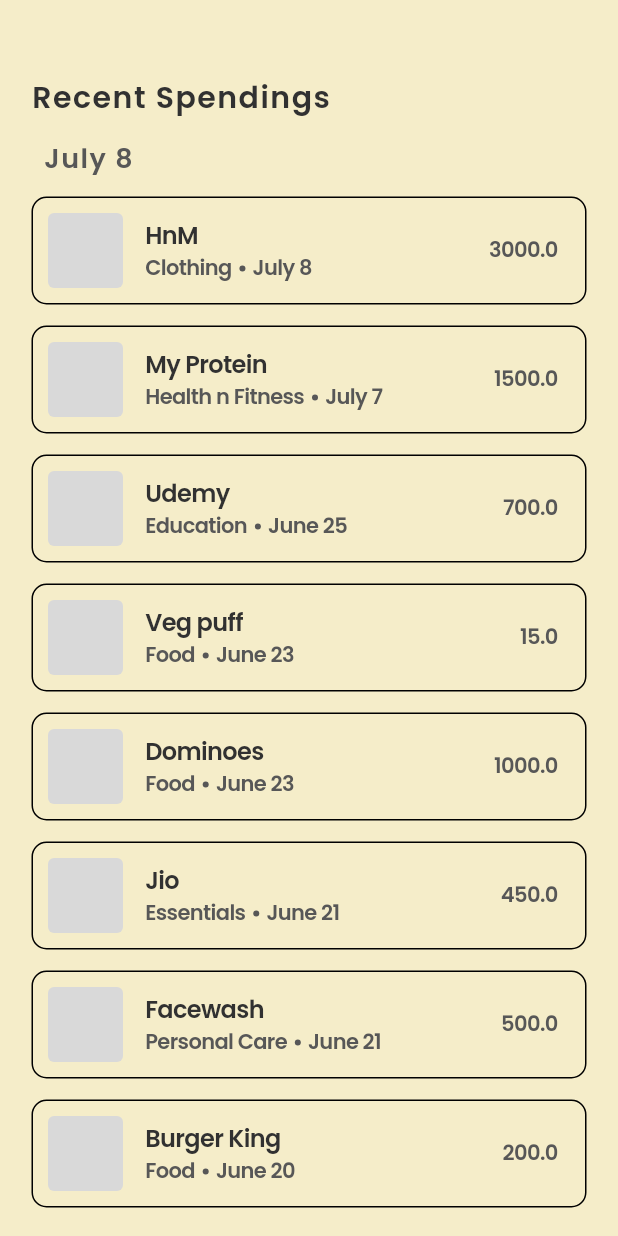
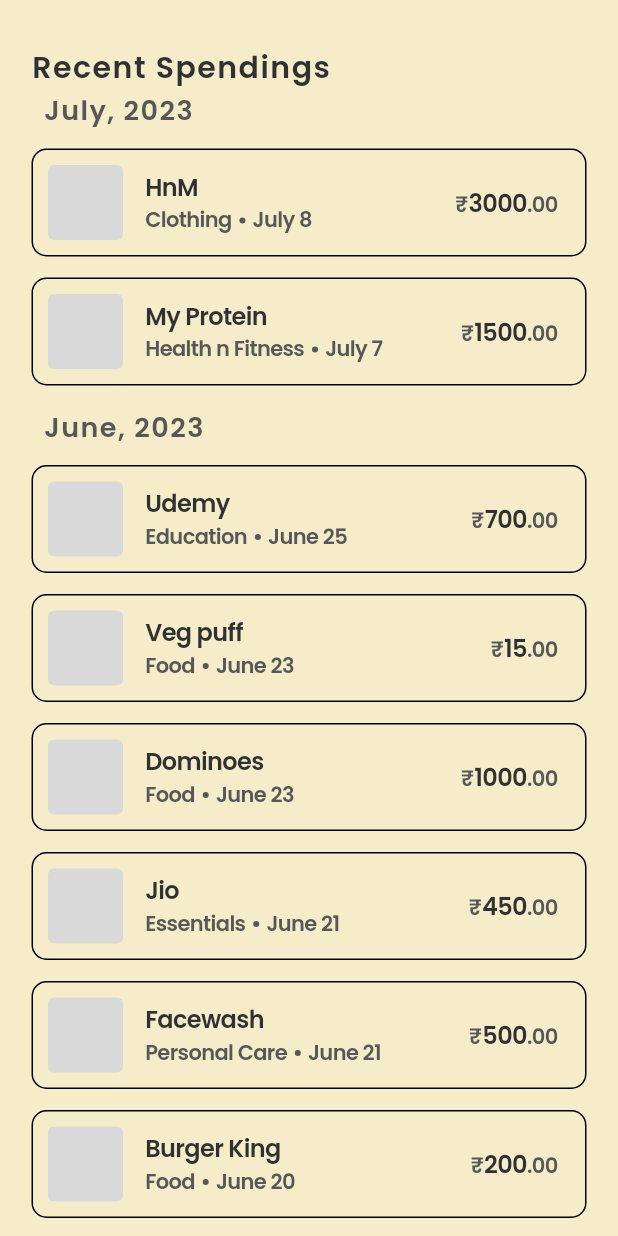
Before and after one commit to Sama-3l/coinwatcher, a Flutter app: the Spendings screen opened directly with empty values, on a phone screen of 412 x 824 dp. Run offline on Flutter 3.47's test engine with Material 2 defaults, Android fonts, the phone set to English and light mode, and no system bars; our stand-ins replace flutter_bloc, google_fonts; missing offline and left inert: carbon_icons.

Commit message:
Added Fab icon

```diff
--- a/lib/alogrithms/method.dart
+++ b/lib/alogrithms/method.dart
@@ -10,4 +10,8 @@ class Methods {
         ? DateFormat('MMMM, yyyy').format(date)
         : DateFormat('MMMM d').format(date);
   }
+
+  String decimalPart(double amount){
+    return ".${(amount.ceilToDouble() - amount).toInt().toString().padLeft(2, '0')}";
+  }
 }
--- a/lib/alogrithms/widgetDecider.dart
+++ b/lib/alogrithms/widgetDecider.dart
@@ -3,6 +3,7 @@
 import 'package:coinwatcher/alogrithms/method.dart';
 import 'package:coinwatcher/constants/font.dart';
 import 'package:coinwatcher/constants/themes.dart';
+import 'package:coinwatcher/data/model/expense.dart';
 import 'package:coinwatcher/data/repositories/allExpenses.dart';
 import 'package:coinwatcher/data/repositories/recentExpenses.dart';
 import 'package:coinwatcher/presentation/widgets/expenseBox.dart';
@@ -27,9 +28,9 @@ class WidgetDecider {
           ));
 
           columnChildren.add(Padding(
-            padding: const EdgeInsets.only(left: 8, top: 12, bottom: 12),
+            padding: const EdgeInsets.only(left: 8, bottom: 12),
             child: Text(
-              func.getMonthandYear(date: recentExpenses.recentExpenses[0].date, commaReq: false),
+              func.getMonthandYear(date: recentExpenses.recentExpenses[0].date),
               style: font.getPoppinsTextStyle(
                   color: theme.textSecondary,
                   fontSize: 18,
@@ -44,6 +45,22 @@ class WidgetDecider {
             theme: theme,
             font: font));
       } else {
+        if (i != 0) {
+          if (allExpenses.allExpenses[i - 1].date.month !=
+              allExpenses.allExpenses[i].date.month) {
+            columnChildren.add(Padding(
+              padding: const EdgeInsets.only(left: 8, top: 0, bottom: 12),
+              child: Text(
+                func.getMonthandYear(date: allExpenses.allExpenses[i].date),
+                style: font.getPoppinsTextStyle(
+                    color: theme.textSecondary,
+                    fontSize: 18,
+                    fontWeight: FontWeight.w600,
+                    letterSpacing: 1),
+              ),
+            ));
+          }
+        }
         columnChildren.add(ExpenseBox(
             currentExpense: allExpenses.allExpenses[i],
             theme: theme,
@@ -53,4 +70,37 @@ class WidgetDecider {
 
     return columnChildren;
   }
+
+  Widget showAmount(Expense expense, FontFamily font, LightMode theme) {
+    Methods func = Methods();
+    return Row(
+        mainAxisSize: MainAxisSize.min,
+        crossAxisAlignment: CrossAxisAlignment.end,
+        children: [
+          Text(
+            '\u20B9',
+            style: font.getPoppinsTextStyle(
+                color: theme.textSecondary,
+                fontSize: 14,
+                fontWeight: FontWeight.w600,
+                letterSpacing: 1),
+          ),
+          Text(
+            expense.amount.ceil().toString(),
+            style: font.getPoppinsTextStyle(
+                color: theme.textPrimary,
+                fontSize: 16,
+                fontWeight: FontWeight.w600,
+                letterSpacing: -0.41),
+          ),
+          Text(
+            func.decimalPart(expense.amount),
+            style: font.getPoppinsTextStyle(
+                color: theme.textSecondary,
+                fontSize: 14,
+                fontWeight: FontWeight.w600,
+                letterSpacing: -0.41),
+          ),
+        ]);
+  }
 }
--- a/lib/presentation/screens/home.dart
+++ b/lib/presentation/screens/home.dart
@@ -6,6 +6,7 @@ import 'package:flutter/material.dart';
 import 'package:flutter_bloc/flutter_bloc.dart';
 
 import '../widgets/bottomNavBar.dart';
+import '../widgets/fab.dart';
 import 'dashboard.dart';
 
 class Home extends StatefulWidget {
@@ -32,6 +33,7 @@ class _HomeState extends State<Home> {
             extendBody: true,
             body: BottomNavBarTabs(theme: theme, font: font),
             bottomNavigationBar: BottomNavBar(theme: theme, font: font),
+            floatingActionButton: Fab(font: font, theme: theme),
           )),
     );
   }
--- a/lib/presentation/screens/spendings.dart
+++ b/lib/presentation/screens/spendings.dart
@@ -24,23 +24,17 @@ class _SpendingsState extends State<Spendings> {
   Widget build(BuildContext context) {
     return Scaffold(
       backgroundColor: widget.theme.mainBackground,
-      body: SingleChildScrollView(
+      body: SafeArea(
+        child: SingleChildScrollView(
             child: Padding(
-        padding: const EdgeInsets.only(top: 50, left: 21, right: 21),
+          padding: const EdgeInsets.only(top: 30, left: 21, right: 21),
           child: Column(
               crossAxisAlignment: CrossAxisAlignment.start,
+              mainAxisSize: MainAxisSize.min,
               children: wd.getSpendingsWidgets(
                   allExpenses, recentExpenses, widget.theme, widget.font)),
         )),
-      // body: ListView.builder(
-      //     itemCount: allExpenses.allExpenses.length,
-      //     itemBuilder: (context, index) {
-      //       Column(
-      //         children: [Container(color: Colors.black, height: 20, width: 50,)],
-      //       );
-      //       // wd.getSpendingsWidgets(
-      //       //     allExpenses, recentExpenses, index, widget.theme, widget.font);
-      //     }),
+      ),
     );
   }
 }
--- a/lib/presentation/widgets/expenseBox.dart
+++ b/lib/presentation/widgets/expenseBox.dart
@@ -1,4 +1,5 @@
 import 'package:coinwatcher/alogrithms/method.dart';
+import 'package:coinwatcher/alogrithms/widgetDecider.dart';
 import 'package:coinwatcher/constants/font.dart';
 import 'package:coinwatcher/constants/themes.dart';
 import 'package:flutter/material.dart';
@@ -21,6 +22,7 @@ class ExpenseBox extends StatefulWidget {
 
 class _ExpenseBoxState extends State<ExpenseBox> {
   Methods func = Methods();
+  WidgetDecider wd = WidgetDecider();
 
   @override
   Widget build(BuildContext context) {
@@ -86,14 +88,9 @@ class _ExpenseBoxState extends State<ExpenseBox> {
             ),
             Expanded(
                 child: Align(
-              alignment: Alignment.centerRight,
-              child: Text(widget.currentExpense.amount.toString(),
-                  style: widget.font.getPoppinsTextStyle(
-                      color: widget.theme.textSecondary,
-                      fontSize: 14,
-                      fontWeight: FontWeight.w600,
-                      letterSpacing: -0.41)),
-            ))
+                    alignment: Alignment.centerRight,
+                    child: wd.showAmount(
+                        widget.currentExpense, widget.font, widget.theme)))
           ]),
         ),
       ),
--- a/lib/presentation/widgets/fab.dart
+++ b/lib/presentation/widgets/fab.dart
@@ -1,3 +1,4 @@
+import 'package:carbon_icons/carbon_icons.dart';
 import 'package:coinwatcher/constants/font.dart';
 import 'package:coinwatcher/constants/themes.dart';
 import 'package:flutter/material.dart';
@@ -11,16 +12,8 @@ class Fab extends StatelessWidget {
   @override
   Widget build(BuildContext context) {
     return FloatingActionButton(
-      onPressed: () {},
-      backgroundColor: theme.primaryAccent4,
-      child: Text(
-        "Add Expenses",
-        style: font.getPoppinsTextStyle(
-            color: theme.textSecondary,
-            fontSize: 20,
-            fontWeight: FontWeight.w500,
-            letterSpacing: 1),
-      ),
-    );
+        onPressed: () {},
+        backgroundColor: theme.primaryAccent4,
+        child: Icon(CarbonIcons.add, size: 20, color: theme.textPrimary));
   }
 }
```
Lines whose indentation alone changed are shown as unchanged.
